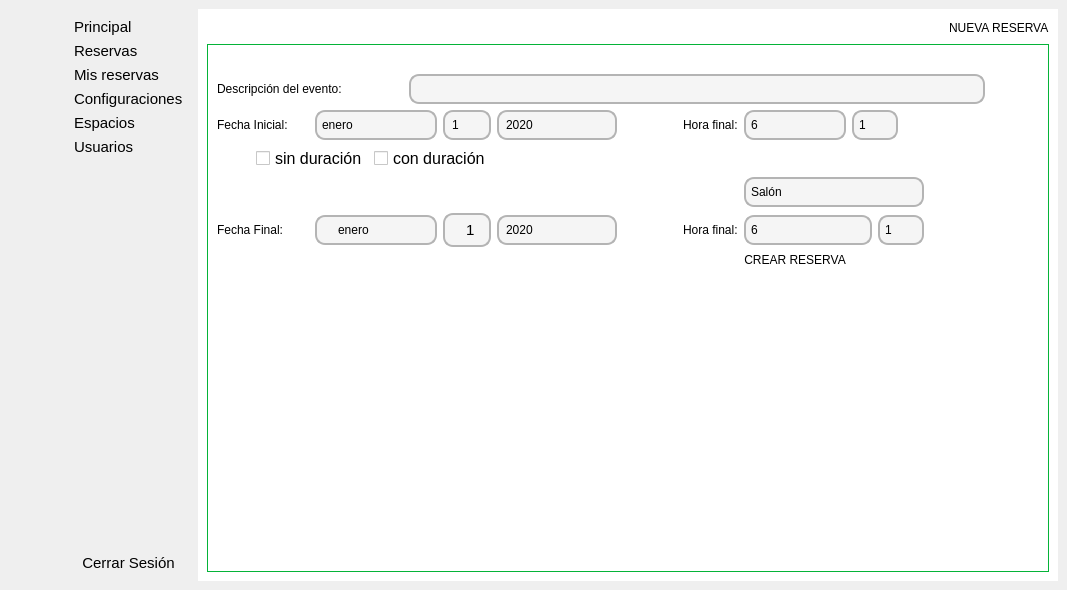
Johnatanvq/pooAPP, file frontend/vistas/nuevaReserva/nuevaReserva.ui: the form before one commit.
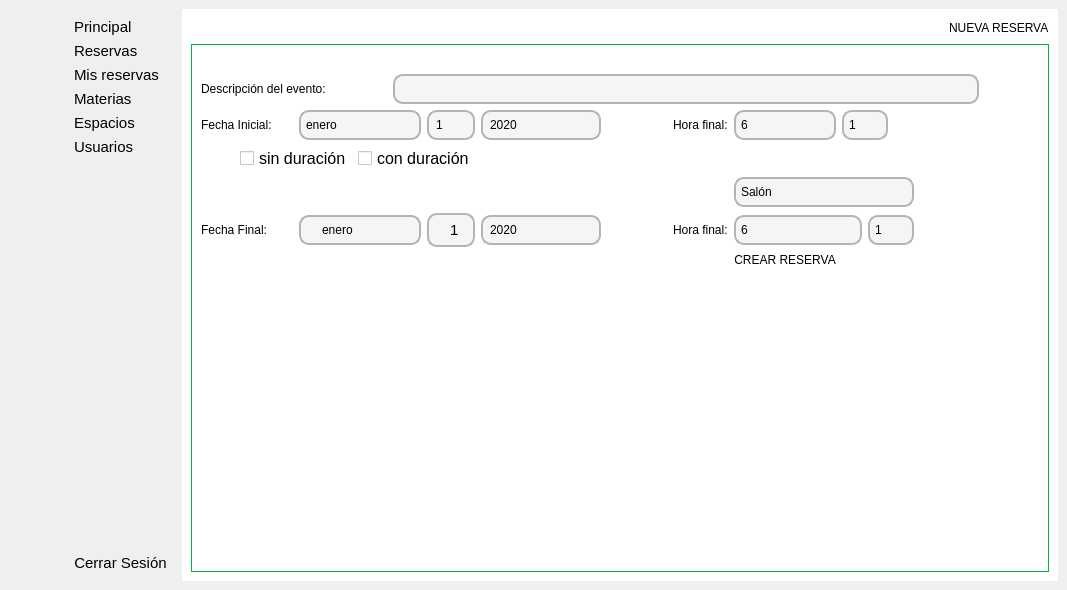
The form after the commit. Icons and pictures are not drawn.

Commit message: corección label 'Materias'

```diff
--- a/frontend/vistas/nuevaReserva/nuevaReserva.ui
+++ b/frontend/vistas/nuevaReserva/nuevaReserva.ui
@@ -715,7 +715,7 @@
 }</string>
          </property>
          <property name="text">
-          <string>Configuraciones</string>
+          <string>Materias</string>
          </property>
          <property name="icon">
           <iconset>
```
The commit also changes 4 other files.
